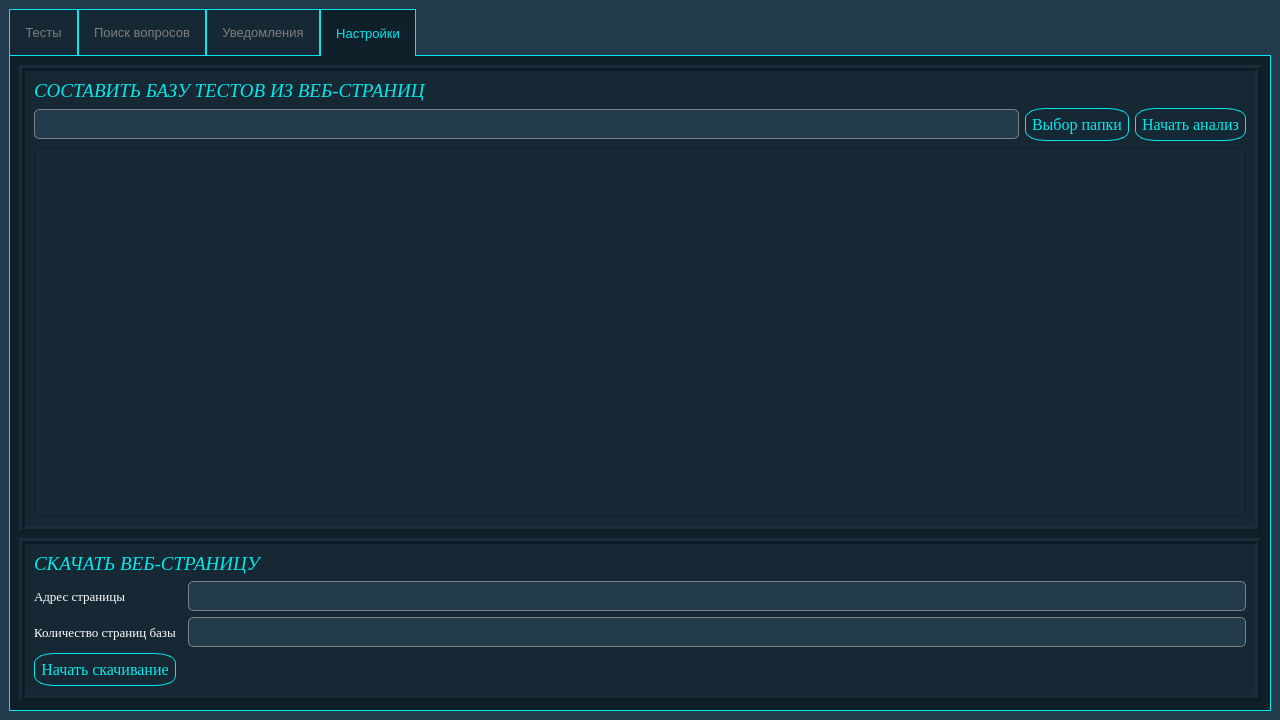
This is mainwindow.ui in Yarosurafu/ExamHelper as Qt 5 draws it before an edit. The edited form follows.
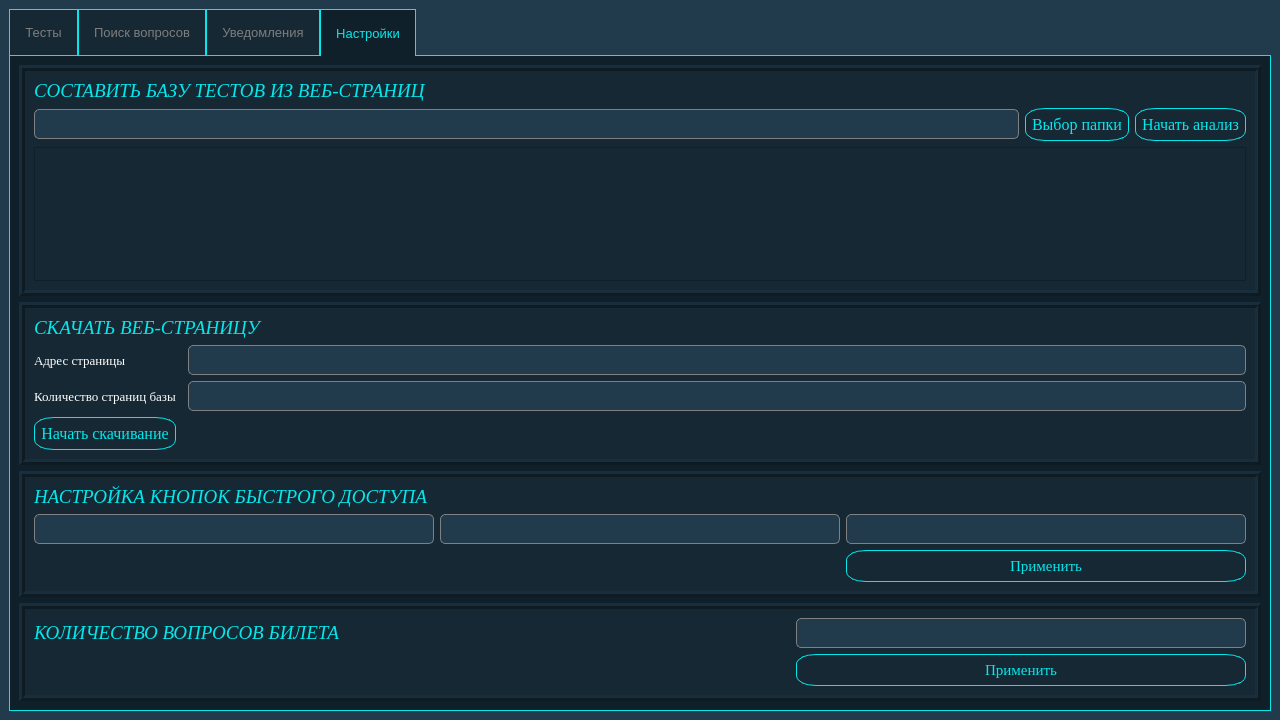
This is the edited form. The open tabs and pages were chosen to show the change. Icons and pictures are not drawn.

Patch:
```diff
--- a/mainwindow.ui
+++ b/mainwindow.ui
@@ -1107,6 +1107,365 @@
           </layout>
          </widget>
         </item>
+        <item row="0" column="0">
+         <widget class="QFrame" name="frame_2">
+          <property name="styleSheet">
+           <string notr="true">QFrame{
+	
+	background-color: ;
+	background-color: rgb(22, 40, 52);
+}</string>
+          </property>
+          <property name="frameShape">
+           <enum>QFrame::Box</enum>
+          </property>
+          <property name="frameShadow">
+           <enum>QFrame::Raised</enum>
+          </property>
+          <property name="lineWidth">
+           <number>3</number>
+          </property>
+          <layout class="QGridLayout" name="gridLayout_5">
+           <item row="2" column="2">
+            <widget class="QPushButton" name="parseButt">
+             <property name="font">
+              <font>
+               <family>Times New Roman</family>
+               <pointsize>12</pointsize>
+              </font>
+             </property>
+             <property name="cursor">
+              <cursorShape>PointingHandCursor</cursorShape>
+             </property>
+             <property name="styleSheet">
+              <string notr="true">QPushButton{	
+	color: rgb(4, 232, 236);
+	background-color: rgb(22, 40, 52);
+	border: 1px solid rgb(4, 232, 236);
+	padding: 6px;
+	border-radius: 20px 10px;
+}
+
+QPushButton:pressed{
+	color: red;
+	border: 1px solid red;
+	border-radius: 20px 10px;
+}</string>
+             </property>
+             <property name="text">
+              <string>Начать анализ</string>
+             </property>
+            </widget>
+           </item>
+           <item row="2" column="0">
+            <widget class="QLineEdit" name="directoryLine">
+             <property name="styleSheet">
+              <string notr="true">QLineEdit{
+	gridline-color: rgb(4, 232, 236);
+	border: 1px solid rgb(33, 59, 76);	
+	background-color: rgb(33, 59, 76);	
+	color: rgb(255, 255, 255);	
+	selection-background-color: rgb(255, 255, 255);	
+	selection-color: rgb(0, 0, 0);	
+	font: 75 12pt &quot;Times New Roman&quot;;
+	padding: 6px;
+	border: 1px solid grey;
+	border-radius: 5px;
+}</string>
+             </property>
+            </widget>
+           </item>
+           <item row="1" column="0" colspan="2">
+            <widget class="QLabel" name="label_4">
+             <property name="font">
+              <font>
+               <family>Times New Roman</family>
+               <pointsize>14</pointsize>
+               <italic>true</italic>
+              </font>
+             </property>
+             <property name="styleSheet">
+              <string notr="true">QLabel{
+	color: rgb(4, 232, 236);
+	text-align: center;
+}</string>
+             </property>
+             <property name="text">
+              <string>СОСТАВИТЬ БАЗУ ТЕСТОВ ИЗ ВЕБ-СТРАНИЦ</string>
+             </property>
+            </widget>
+           </item>
+           <item row="2" column="1">
+            <widget class="QPushButton" name="pickFileButt">
+             <property name="font">
+              <font>
+               <family>Times New Roman</family>
+               <pointsize>12</pointsize>
+              </font>
+             </property>
+             <property name="cursor">
+              <cursorShape>PointingHandCursor</cursorShape>
+             </property>
+             <property name="styleSheet">
+              <string notr="true">QPushButton{	
+	color: rgb(4, 232, 236);
+	background-color: rgb(22, 40, 52);
+	border: 1px solid rgb(4, 232, 236);
+	padding: 6px;
+	border-radius: 20px 10px;
+}
+
+QPushButton:pressed{
+	color: red;
+	border: 1px solid red;
+	border-radius: 20px 10px;
+}</string>
+             </property>
+             <property name="text">
+              <string>Выбор папки</string>
+             </property>
+            </widget>
+           </item>
+           <item row="3" column="0" colspan="3">
+            <widget class="QTextBrowser" name="debugWindow">
+             <property name="styleSheet">
+              <string notr="true">QTextBrowser{
+	color: rgb(255, 255, 255);
+}</string>
+             </property>
+            </widget>
+           </item>
+          </layout>
+         </widget>
+        </item>
+        <item row="2" column="0">
+         <widget class="QFrame" name="frame_4">
+          <property name="styleSheet">
+           <string notr="true">QFrame{
+	
+	background-color: ;
+	background-color: rgb(22, 40, 52);
+}</string>
+          </property>
+          <property name="frameShape">
+           <enum>QFrame::Box</enum>
+          </property>
+          <property name="frameShadow">
+           <enum>QFrame::Raised</enum>
+          </property>
+          <property name="lineWidth">
+           <number>3</number>
+          </property>
+          <layout class="QGridLayout" name="gridLayout_9">
+           <item row="0" column="0" colspan="3">
+            <widget class="QLabel" name="label_5">
+             <property name="font">
+              <font>
+               <family>Times New Roman</family>
+               <pointsize>14</pointsize>
+               <italic>true</italic>
+              </font>
+             </property>
+             <property name="styleSheet">
+              <string notr="true">QLabel{
+	color: rgb(4, 232, 236);
+	text-align: center;
+}</string>
+             </property>
+             <property name="frameShadow">
+              <enum>QFrame::Raised</enum>
+             </property>
+             <property name="text">
+              <string>НАСТРОЙКА КНОПОК БЫСТРОГО ДОСТУПА</string>
+             </property>
+            </widget>
+           </item>
+           <item row="1" column="0">
+            <widget class="QLineEdit" name="firstLine">
+             <property name="styleSheet">
+              <string notr="true">QLineEdit{
+	gridline-color: rgb(4, 232, 236);
+	border: 1px solid rgb(33, 59, 76);	
+	background-color: rgb(33, 59, 76);	
+	color: rgb(255, 255, 255);	
+	selection-background-color: rgb(255, 255, 255);	
+	selection-color: rgb(0, 0, 0);	
+	font: 75 12pt &quot;Times New Roman&quot;;
+	padding: 6px;
+	border: 1px solid grey;
+	border-radius: 5px;
+}</string>
+             </property>
+            </widget>
+           </item>
+           <item row="1" column="2">
+            <widget class="QLineEdit" name="thirdLine">
+             <property name="styleSheet">
+              <string notr="true">QLineEdit{
+	gridline-color: rgb(4, 232, 236);
+	border: 1px solid rgb(33, 59, 76);	
+	background-color: rgb(33, 59, 76);	
+	color: rgb(255, 255, 255);	
+	selection-background-color: rgb(255, 255, 255);	
+	selection-color: rgb(0, 0, 0);	
+	font: 75 12pt &quot;Times New Roman&quot;;
+	padding: 6px;
+	border: 1px solid grey;
+	border-radius: 5px;
+}</string>
+             </property>
+            </widget>
+           </item>
+           <item row="1" column="1">
+            <widget class="QLineEdit" name="secondLine">
+             <property name="styleSheet">
+              <string notr="true">QLineEdit{
+	gridline-color: rgb(4, 232, 236);
+	border: 1px solid rgb(33, 59, 76);	
+	background-color: rgb(33, 59, 76);	
+	color: rgb(255, 255, 255);	
+	selection-background-color: rgb(255, 255, 255);	
+	selection-color: rgb(0, 0, 0);	
+	font: 75 12pt &quot;Times New Roman&quot;;
+	padding: 6px;
+	border: 1px solid grey;
+	border-radius: 5px;
+}</string>
+             </property>
+            </widget>
+           </item>
+           <item row="2" column="2">
+            <widget class="QPushButton" name="applyButton">
+             <property name="font">
+              <font>
+               <family>Times New Roman</family>
+               <pointsize>11</pointsize>
+              </font>
+             </property>
+             <property name="styleSheet">
+              <string notr="true">QPushButton{	
+	color: rgb(4, 232, 236);
+	background-color: rgb(22, 40, 52);
+	border: 1px solid rgb(4, 232, 236);
+	padding: 6px;
+	border-radius: 20px 10px;
+}
+
+QPushButton:pressed{
+	color: red;
+	border: 1px solid red;
+	border-radius: 20px 10px;
+}</string>
+             </property>
+             <property name="text">
+              <string>Применить</string>
+             </property>
+            </widget>
+           </item>
+          </layout>
+         </widget>
+        </item>
+        <item row="3" column="0">
+         <widget class="QFrame" name="frame_5">
+          <property name="styleSheet">
+           <string notr="true">QFrame{
+	
+	background-color: ;
+	background-color: rgb(22, 40, 52);
+}</string>
+          </property>
+          <property name="frameShape">
+           <enum>QFrame::Box</enum>
+          </property>
+          <property name="frameShadow">
+           <enum>QFrame::Raised</enum>
+          </property>
+          <property name="lineWidth">
+           <number>3</number>
+          </property>
+          <layout class="QGridLayout" name="gridLayout_10">
+           <item row="0" column="1">
+            <spacer name="horizontalSpacer">
+             <property name="orientation">
+              <enum>Qt::Horizontal</enum>
+             </property>
+             <property name="sizeHint" stdset="0">
+              <size>
+               <width>40</width>
+               <height>20</height>
+              </size>
+             </property>
+            </spacer>
+           </item>
+           <item row="0" column="0">
+            <widget class="QLabel" name="label_6">
+             <property name="font">
+              <font>
+               <family>Times New Roman</family>
+               <pointsize>14</pointsize>
+               <italic>true</italic>
+              </font>
+             </property>
+             <property name="styleSheet">
+              <string notr="true">QLabel{
+	color: rgb(4, 232, 236);
+	text-align: center;
+}</string>
+             </property>
+             <property name="text">
+              <string>КОЛИЧЕСТВО ВОПРОСОВ БИЛЕТА</string>
+             </property>
+            </widget>
+           </item>
+           <item row="0" column="2">
+            <widget class="QLineEdit" name="questionQuant">
+             <property name="styleSheet">
+              <string notr="true">QLineEdit{
+	gridline-color: rgb(4, 232, 236);
+	border: 1px solid rgb(33, 59, 76);	
+	background-color: rgb(33, 59, 76);	
+	color: rgb(255, 255, 255);	
+	selection-background-color: rgb(255, 255, 255);	
+	selection-color: rgb(0, 0, 0);	
+	font: 75 12pt &quot;Times New Roman&quot;;
+	padding: 6px;
+	border: 1px solid grey;
+	border-radius: 5px;
+}</string>
+             </property>
+            </widget>
+           </item>
+           <item row="1" column="2">
+            <widget class="QPushButton" name="applyQuest">
+             <property name="font">
+              <font>
+               <family>Times New Roman</family>
+               <pointsize>11</pointsize>
+              </font>
+             </property>
+             <property name="styleSheet">
+              <string notr="true">QPushButton{	
+	color: rgb(4, 232, 236);
+	background-color: rgb(22, 40, 52);
+	border: 1px solid rgb(4, 232, 236);
+	padding: 6px;
+	border-radius: 20px 10px;
+}
+
+QPushButton:pressed{
+	color: red;
+	border: 1px solid red;
+	border-radius: 20px 10px;
+}</string>
+             </property>
+             <property name="text">
+              <string>Применить</string>
+             </property>
+            </widget>
+           </item>
+          </layout>
+         </widget>
+        </item>
        </layout>
       </widget>
      </widget>
```
Left out of the diff: 131 changed lines with no effect on the pictures.
